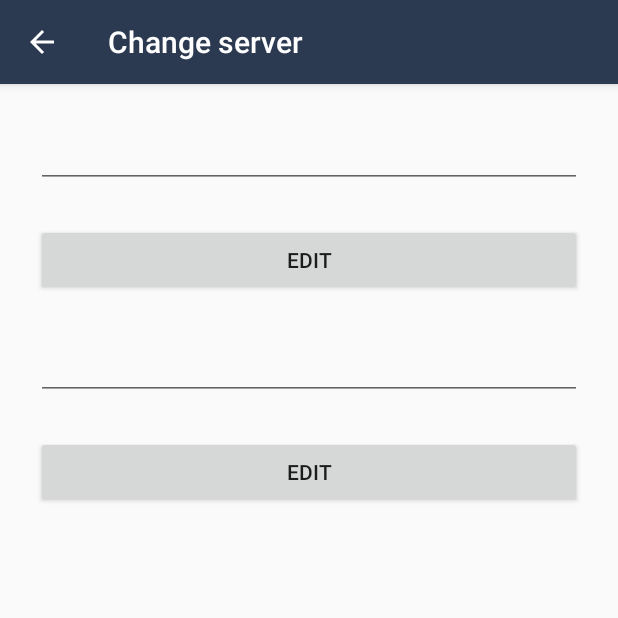
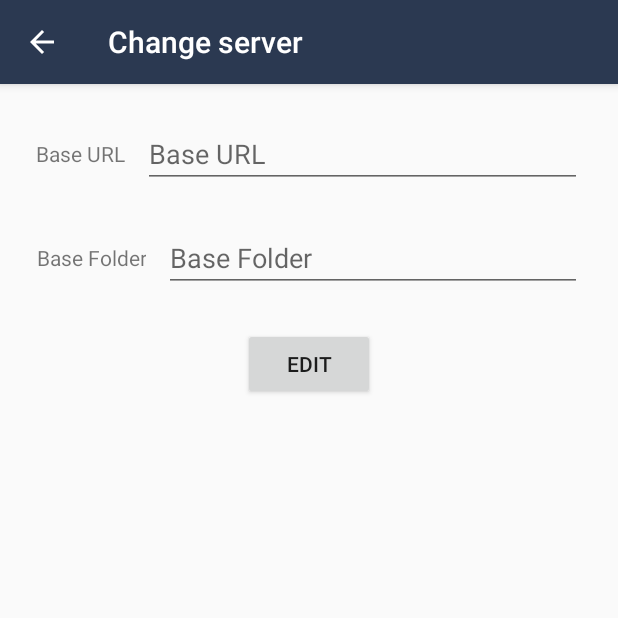
Before and after one commit to SocratesXlri/XLerate, an Android app: the AdminActivity screen opened directly, with no data from a screen before it, on a phone screen of 412 x 824 dp, the top half of it. Run offline under Robolectric (Android 15) with nearby library versions, the phone set to English and light mode, and no system bars; our stand-ins replace data binding.

Commit message:
changes for notice board and base folder set

```diff
--- a/app/build.gradle
+++ b/app/build.gradle
@@ -44,7 +44,7 @@ dependencies {
         exclude group: 'org.apache.httpcomponents'
     }
     //Volley
-    implementation 'org.apache.httpcomponents:httpmime:4.5.6'
+    implementation 'org.apache.httpcomponents:httpmime:4.3.5'
 //    implementation 'org.apache.httpcomponents:httpclient-android:4.3.5.1'
     implementation 'org.apache.httpcomponents:httpcore:4.4.10'
 //    implementation 'org.apache.httpcomponents:httpclient:4.5'
--- a/app/src/main/java/com/xldock/utils/Constants.java
+++ b/app/src/main/java/com/xldock/utils/Constants.java
@@ -15,7 +15,8 @@ public class Constants {
     public static final String LAPTOP_ISSUE_FORM_URL="https://docs.google.com/forms/d/e/1FAIpQLSdXHlDoO-3l3E9CO0Ek3Z8RYV1g9PWuTDUDYKpTSKPJQ0mxIA/viewform?usp=sf_link";
     public static final String INTERNET_COMPLAINTS_URL="https://docs.google.com/forms/d/e/1FAIpQLSdpsmht_CQPeEnSOnv77YVj-QPUHSOFI_qom-PQE8V6FE47rg/viewform?usp=sf_link";
     public static final String MAC_ID_REGISTERATION_URL="https://docs.google.com/forms/d/e/1FAIpQLScLMw2jAUkWyTgJe-VKmCGp90NEvQ-0ZQFL6zNOurtXI-YtJw/viewform?usp=sf_link";
-    public static final String INFRACOM_ISSUES_FORM_URL=" https://docs.google.com/forms/d/e/1FAIpQLScGMn2EU-s8SlZxvHnRd2iPNcNBdDX67TWUHK-k8DYgIUq8zw/viewform";
+    public static final String INFRACOM_ISSUES_FORM_URL="https://docs.google.com/forms/d/e/1FAIpQLScGMn2EU-s8SlZxvHnRd2iPNcNBdDX67TWUHK-k8DYgIUq8zw/viewform";
+    public static final String NOTICE_BOARD2_URL="http://google.com";
 
     //others
     public static final String FROM ="from";
@@ -35,7 +36,7 @@ public class Constants {
 
     public static String getGradesUrl(String url, String baseFolder) {
         return url+"/"+baseFolder+"/"+GRADES_URL;
-    }
+}
 
     public static String getMyScheduleUrl(String url, String baseFolder) {
         return url+"/"+baseFolder+"/"+MY_SCHEDULE_URL;
--- a/app/src/main/res/layout/activity_admin.xml
+++ b/app/src/main/res/layout/activity_admin.xml
@@ -3,7 +3,7 @@
 
     <ScrollView
         android:layout_width="match_parent"
-        android:layout_height="wrap_content"
+        android:layout_height="match_parent"
         android:orientation="vertical">
 
         <LinearLayout
@@ -11,73 +11,84 @@
             android:layout_height="wrap_content"
             android:orientation="vertical">
 
-            <EditText
-                android:id="@+id/et_url"
+            <LinearLayout
                 android:layout_width="match_parent"
                 android:layout_height="wrap_content"
                 android:layout_marginLeft="24dp"
                 android:layout_marginTop="24dp"
                 android:layout_marginRight="24dp"
-                android:focusableInTouchMode="false"
-                android:inputType="textUri" />
+                android:orientation="horizontal">
+
+                <TextView
+                    android:layout_width="wrap_content"
+                    android:layout_height="match_parent"
+                    android:text="@string/base_url"
+                    android:gravity="center" />
 
 
-            <Button
-                android:id="@+id/button_save"
+                <EditText
+                    android:id="@+id/et_url"
+                    android:layout_width="0dp"
+                    android:layout_height="match_parent"
+                    android:layout_marginStart="12dp"
+                    android:layout_weight="1"
+                    android:focusableInTouchMode="false"
+                    android:hint="@string/base_url"
+                    android:inputType="textUri" />
+
+            </LinearLayout>
+
+            <LinearLayout
                 android:layout_width="match_parent"
                 android:layout_height="wrap_content"
                 android:layout_marginLeft="24dp"
                 android:layout_marginTop="24dp"
                 android:layout_marginRight="24dp"
+                android:orientation="horizontal">
+
+                <TextView
+                    android:layout_width="wrap_content"
+                    android:layout_height="match_parent"
+                    android:text="@string/base_folder"
+                    android:gravity="center"
+
+                    android:textAlignment="center" />
+
+
+                <EditText
+                    android:id="@+id/et_folder"
+                    android:layout_width="0dp"
+                    android:layout_height="match_parent"
+                    android:layout_marginStart="12dp"
+                    android:layout_weight="1"
+                    android:focusableInTouchMode="false"
+                    android:hint="@string/base_folder"/>
+            </LinearLayout>
+
+            <Button
+                android:id="@+id/button_save"
+                android:layout_width="wrap_content"
+                android:layout_height="wrap_content"
+                android:layout_marginLeft="24dp"
+                android:layout_marginTop="24dp"
+                android:layout_marginRight="24dp"
                 android:onClick="onSave"
+                android:layout_gravity="center"
                 android:text="@string/lbl_save"
                 android:visibility="gone" />
 
             <Button
                 android:id="@+id/button_edit"
-                android:layout_width="match_parent"
+                android:layout_width="wrap_content"
                 android:layout_height="wrap_content"
                 android:layout_marginLeft="24dp"
                 android:layout_marginTop="24dp"
+                android:layout_gravity="center"
                 android:layout_marginRight="24dp"
                 android:onClick="onEdit"
                 android:text="@string/lbl_edit"
                 android:visibility="visible" />
 
-            <EditText
-                android:id="@+id/et_folder"
-                android:layout_width="match_parent"
-                android:layout_height="wrap_content"
-                android:layout_marginLeft="24dp"
-                android:layout_marginTop="24dp"
-                android:layout_marginRight="24dp"
-                android:focusableInTouchMode="false"
-                android:inputType="textUri" />
-
-
-            <Button
-                android:id="@+id/button_folder_save"
-                android:layout_width="match_parent"
-                android:layout_height="wrap_content"
-                android:layout_marginLeft="24dp"
-                android:layout_marginTop="24dp"
-                android:layout_marginRight="24dp"
-                android:onClick="onFolderSave"
-                android:text="@string/lbl_save"
-                android:visibility="gone" />
-
-            <Button
-                android:id="@+id/button_folder_edit"
-                android:layout_width="match_parent"
-                android:layout_height="wrap_content"
-                android:layout_marginLeft="24dp"
-                android:layout_marginTop="24dp"
-                android:layout_marginRight="24dp"
-                android:onClick="onFolderEdit"
-                android:text="@string/lbl_edit"
-                android:visibility="visible" />
-
-
         </LinearLayout>
     </ScrollView>
 </layout>
--- a/app/src/main/res/values/strings.xml
+++ b/app/src/main/res/values/strings.xml
@@ -49,7 +49,10 @@
     <string name="label_save">Save</string>
     <string name="lbl_save">Save</string>
     <string name="lbl_edit">Edit</string>
-
+    <string name="base_url">Base URL</string>
+    <string name="base_folder">Base Folder</string>
+    <string name="lbl_change_server">Change Server</string>
+    <string name="lbl_notice_board2">Notice Board2</string>
 
     <string-array name="menu_options">
         <item>Old Hostel</item>
```
Also changed, not shown: app/src/main/AndroidManifest.xml (+7 -3 lines), app/src/main/java/com/xldock/activity/AdminActivity.java (+14 -22 lines), app/src/main/java/com/xldock/activity/MainActivity.java (+32 -15 lines), app/src/main/java/com/xldock/activity/NoticeBoard2Activity.java (added, +117 -0 lines), app/src/main/res/layout/activity_main.xml (+13 -1 lines), app/src/main/res/layout/activity_notice_board2.xml (added, +29 -0 lines), app/src/main/res/menu/menu_logout.xml (renamed from app/src/main/res/menu/menu_refresh.xml).
